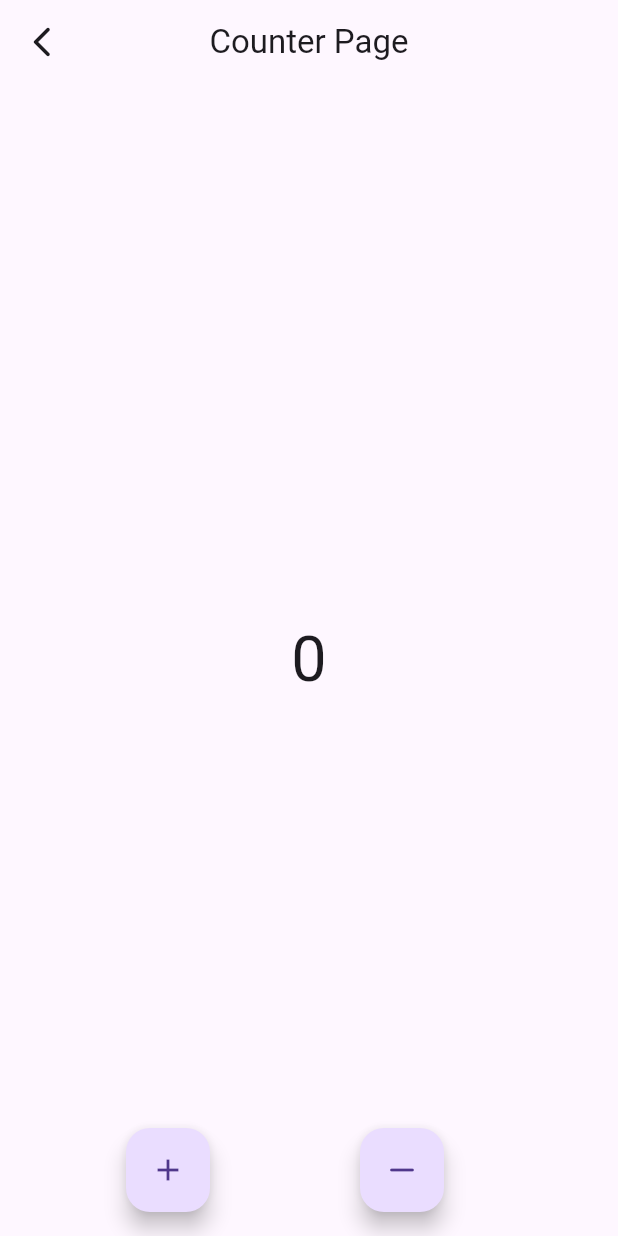
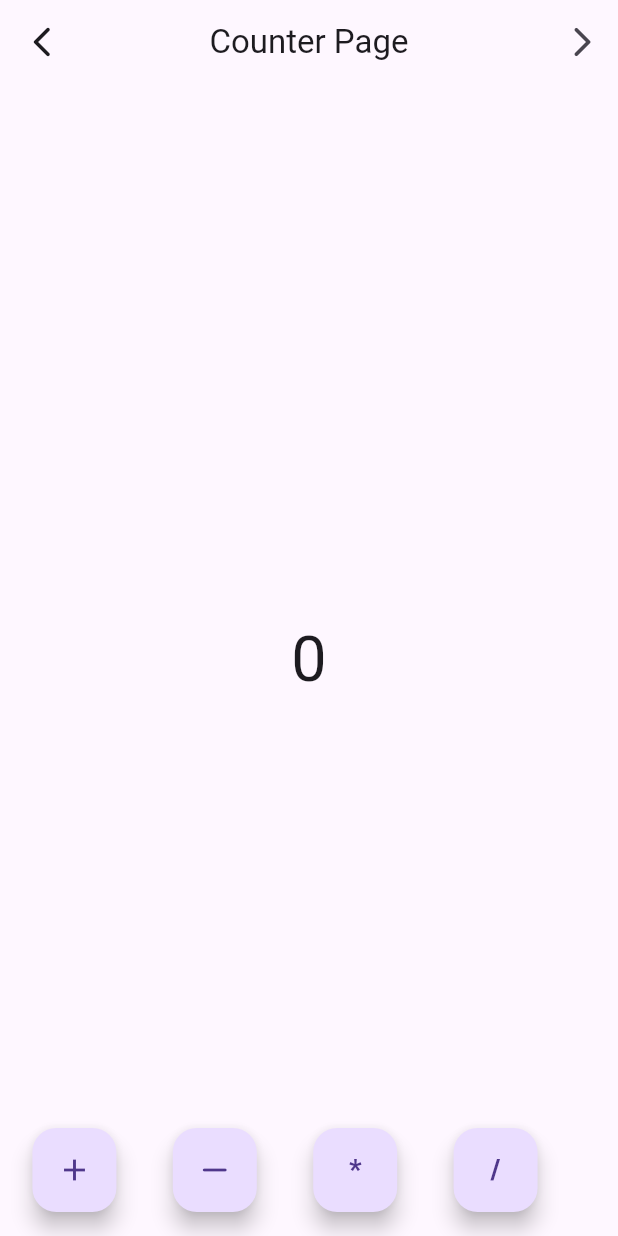
Before and after one commit to DivyaSakariya/getx_counter_app, a Flutter app: the CounterPage screen opened by its route, after a tap on the "add" icon, after a tap on the "horizontal rule" icon, on a phone screen of 412 x 824 dp. Run offline on Flutter 3.47's test engine with Material 2 defaults, Android fonts, the phone set to English and light mode, and no system bars; our stand-ins replace get.

Commit message:
DS | 17/08/2023 12:02 # GetX Counter App

```diff
--- a/lib/controllers/counter_controller.dart
+++ b/lib/controllers/counter_controller.dart
@@ -1,13 +1,32 @@
 import 'package:get/get.dart';
+import 'package:getx_counter_app/modals/counter_modal.dart';
 
 class CounterController extends GetxController {
-  var count = 0.obs;
-  increment() => count++;
-  decrement() {
-    if (count > 0) {
-      count--;
+  final CounterModal _counterModal = CounterModal();
+
+  get getCounter {
+    return _counterModal.count.value;
+  }
+
+  void increment() {
+    _counterModal.count.value++;
+  }
+
+  void decrement() {
+    if (_counterModal.count.value > 0) {
+      _counterModal.count.value--;
     } else {
-      count;
+      _counterModal.count.value;
     }
   }
+
+  void multiply() {
+    _counterModal.count.value =
+        _counterModal.count.value * _counterModal.count.value;
+  }
+
+  void divide() {
+    _counterModal.count.value =
+        (_counterModal.count.value / _counterModal.count.value) as int;
+  }
 }
--- a/lib/main.dart
+++ b/lib/main.dart
@@ -21,7 +21,6 @@ class MyApp extends StatelessWidget {
         useMaterial3: true,
         brightness: Brightness.dark,
       ),
-      // home: const HomePage(),
       getPages: [
         GetPage(
           name: '/',
--- /dev/null
+++ b/lib/modals/counter_modal.dart
@@ -0,0 +1,5 @@
+import 'package:get/get.dart';
+
+class CounterModal {
+  RxInt count = 0.obs;
+}
--- a/lib/views/screens/counter_page.dart
+++ b/lib/views/screens/counter_page.dart
@@ -2,6 +2,7 @@ import 'package:flutter/material.dart';
 import 'package:get/get.dart';
 import 'package:getx_counter_app/controllers/counter_controller.dart';
 import 'package:getx_counter_app/views/components/my_back_btn.dart';
+import 'package:getx_counter_app/views/screens/calc_page.dart';
 
 class CounterPage extends StatelessWidget {
   const CounterPage({super.key});
@@ -15,15 +16,25 @@ class CounterPage extends StatelessWidget {
         title: const Text("Counter Page"),
         centerTitle: true,
         leading: myBackBtn(),
+        actions: [
+          IconButton(
+            onPressed: () {
+              Get.to(const CalcPage());
+            },
+            icon: const Icon(Icons.arrow_forward_ios_rounded),
+          ),
+        ],
       ),
       body: Center(
         child: Obx(
-            () => Text(
-              counterController.count.toString(),
+          () {
+            return Text(
+              counterController.getCounter.toString(),
               style: const TextStyle(
                 fontSize: 42,
               ),
-            ),
+            );
+          },
         ),
       ),
       floatingActionButton: Row(
@@ -41,7 +52,32 @@ class CounterPage extends StatelessWidget {
             },
             child: const Icon(Icons.horizontal_rule_rounded),
           ),
+          FloatingActionButton(
+            onPressed: () {
+              counterController.multiply();
+            },
+            child: const Text(
+              "*",
+              style: TextStyle(
+                fontSize: 18,
+                fontWeight: FontWeight.w900,
+              ),
+            ),
+          ),
+          FloatingActionButton(
+            onPressed: () {
+              counterController.divide();
+            },
+            child: const Text(
+              "/",
+              style: TextStyle(
+                fontSize: 18,
+                fontWeight: FontWeight.w900,
+              ),
+            ),
+          ),
         ],
-        ));
+      ),
+    );
   }
 }
```
Also changed, not shown: lib/views/screens/calc_page.dart (added, +44 -0 lines). Lines whose indentation alone changed are shown as unchanged.
